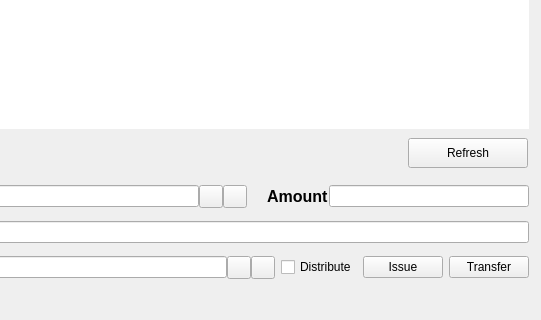
This is src/qt/forms/assetspage.ui in thelonecrouton/bitcredit as Qt 5 draws it before an edit; both pictures show x 242 to 783 and y 222 to 542 of the 783 by 542 pixel window. The edited form follows.
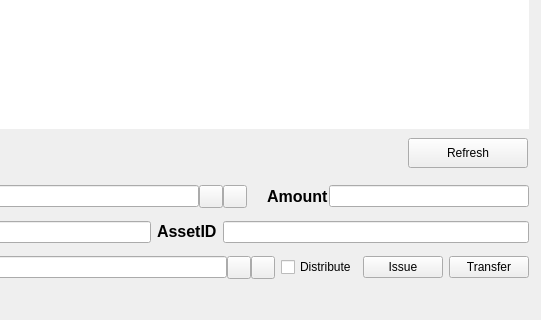
This is the edited form. Icons and pictures are not drawn. Custom widgets are drawn as their Qt base class.

```diff
--- a/src/qt/forms/assetspage.ui
+++ b/src/qt/forms/assetspage.ui
@@ -218,6 +218,16 @@
       <item>
        <widget class="QLineEdit" name="metadata"/>
       </item>
+      <item>
+       <widget class="QLabel" name="label">
+        <property name="text">
+         <string>&lt;html&gt;&lt;head/&gt;&lt;body&gt;&lt;p&gt;&lt;span style=&quot; font-size:12pt; font-weight:600;&quot;&gt;AssetID&lt;/span&gt;&lt;/p&gt;&lt;/body&gt;&lt;/html&gt;</string>
+        </property>
+       </widget>
+      </item>
+      <item>
+       <widget class="QLineEdit" name="asset"/>
+      </item>
      </layout>
     </item>
     <item>
```
